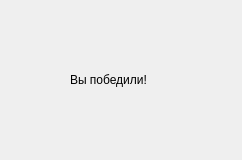
Before: the Qt Designer form youwinwindow.ui in Saham9tka/for_bots, drawn with Qt 5.
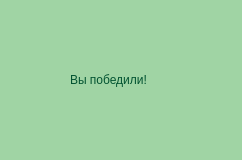
After: the same form once the commit is applied.

Patch:
```diff
--- a/youwinwindow.ui
+++ b/youwinwindow.ui
@@ -10,6 +10,304 @@
     <height>160</height>
    </rect>
   </property>
+  <property name="palette">
+   <palette>
+    <active>
+     <colorrole role="WindowText">
+      <brush brushstyle="SolidPattern">
+       <color alpha="255">
+        <red>2</red>
+        <green>83</green>
+        <blue>49</blue>
+       </color>
+      </brush>
+     </colorrole>
+     <colorrole role="Button">
+      <brush brushstyle="SolidPattern">
+       <color alpha="255">
+        <red>240</red>
+        <green>221</green>
+        <blue>177</blue>
+       </color>
+      </brush>
+     </colorrole>
+     <colorrole role="Light">
+      <brush brushstyle="SolidPattern">
+       <color alpha="255">
+        <red>255</red>
+        <green>255</green>
+        <blue>255</blue>
+       </color>
+      </brush>
+     </colorrole>
+     <colorrole role="Text">
+      <brush brushstyle="SolidPattern">
+       <color alpha="255">
+        <red>2</red>
+        <green>83</green>
+        <blue>49</blue>
+       </color>
+      </brush>
+     </colorrole>
+     <colorrole role="BrightText">
+      <brush brushstyle="SolidPattern">
+       <color alpha="255">
+        <red>2</red>
+        <green>83</green>
+        <blue>49</blue>
+       </color>
+      </brush>
+     </colorrole>
+     <colorrole role="ButtonText">
+      <brush brushstyle="SolidPattern">
+       <color alpha="255">
+        <red>85</red>
+        <green>69</green>
+        <blue>40</blue>
+       </color>
+      </brush>
+     </colorrole>
+     <colorrole role="Base">
+      <brush brushstyle="SolidPattern">
+       <color alpha="255">
+        <red>215</red>
+        <green>240</green>
+        <blue>209</blue>
+       </color>
+      </brush>
+     </colorrole>
+     <colorrole role="Window">
+      <brush brushstyle="SolidPattern">
+       <color alpha="255">
+        <red>160</red>
+        <green>212</green>
+        <blue>164</blue>
+       </color>
+      </brush>
+     </colorrole>
+     <colorrole role="Highlight">
+      <brush brushstyle="SolidPattern">
+       <color alpha="255">
+        <red>89</red>
+        <green>159</green>
+        <blue>118</blue>
+       </color>
+      </brush>
+     </colorrole>
+     <colorrole role="HighlightedText">
+      <brush brushstyle="SolidPattern">
+       <color alpha="255">
+        <red>211</red>
+        <green>240</green>
+        <blue>191</blue>
+       </color>
+      </brush>
+     </colorrole>
+     <colorrole role="AlternateBase">
+      <brush brushstyle="SolidPattern">
+       <color alpha="255">
+        <red>186</red>
+        <green>223</green>
+        <blue>180</blue>
+       </color>
+      </brush>
+     </colorrole>
+     <colorrole role="ToolTipText">
+      <brush brushstyle="SolidPattern">
+       <color alpha="255">
+        <red>2</red>
+        <green>83</green>
+        <blue>49</blue>
+       </color>
+      </brush>
+     </colorrole>
+    </active>
+    <inactive>
+     <colorrole role="WindowText">
+      <brush brushstyle="SolidPattern">
+       <color alpha="255">
+        <red>2</red>
+        <green>83</green>
+        <blue>49</blue>
+       </color>
+      </brush>
+     </colorrole>
+     <colorrole role="Button">
+      <brush brushstyle="SolidPattern">
+       <color alpha="255">
+        <red>240</red>
+        <green>221</green>
+        <blue>177</blue>
+       </color>
+      </brush>
+     </colorrole>
+     <colorrole role="Light">
+      <brush brushstyle="SolidPattern">
+       <color alpha="255">
+        <red>255</red>
+        <green>255</green>
+        <blue>255</blue>
+       </color>
+      </brush>
+     </colorrole>
+     <colorrole role="Text">
+      <brush brushstyle="SolidPattern">
+       <color alpha="255">
+        <red>2</red>
+        <green>83</green>
+        <blue>49</blue>
+       </color>
+      </brush>
+     </colorrole>
+     <colorrole role="BrightText">
+      <brush brushstyle="SolidPattern">
+       <color alpha="255">
+        <red>2</red>
+        <green>83</green>
+        <blue>49</blue>
+       </color>
+      </brush>
+     </colorrole>
+     <colorrole role="ButtonText">
+      <brush brushstyle="SolidPattern">
+       <color alpha="255">
+        <red>85</red>
+        <green>69</green>
+        <blue>40</blue>
+       </color>
+      </brush>
+     </colorrole>
+     <colorrole role="Base">
+      <brush brushstyle="SolidPattern">
+       <color alpha="255">
+        <red>215</red>
+        <green>240</green>
+        <blue>209</blue>
+       </color>
+      </brush>
+     </colorrole>
+     <colorrole role="Window">
+      <brush brushstyle="SolidPattern">
+       <color alpha="255">
+        <red>160</red>
+        <green>212</green>
+        <blue>164</blue>
+       </color>
+      </brush>
+     </colorrole>
+     <colorrole role="Highlight">
+      <brush brushstyle="SolidPattern">
+       <color alpha="255">
+        <red>89</red>
+        <green>159</green>
+        <blue>118</blue>
+       </color>
+      </brush>
+     </colorrole>
+     <colorrole role="HighlightedText">
+      <brush brushstyle="SolidPattern">
+       <color alpha="255">
+        <red>211</red>
+        <green>240</green>
+        <blue>191</blue>
+       </color>
+      </brush>
+     </colorrole>
+     <colorrole role="AlternateBase">
+      <brush brushstyle="SolidPattern">
+       <color alpha="255">
+        <red>186</red>
+        <green>223</green>
+        <blue>180</blue>
+       </color>
+      </brush>
+     </colorrole>
+     <colorrole role="ToolTipText">
+      <brush brushstyle="SolidPattern">
+       <color alpha="255">
+        <red>2</red>
+        <green>83</green>
+        <blue>49</blue>
+       </color>
+      </brush>
+     </colorrole>
+    </inactive>
+    <disabled>
+     <colorrole role="Button">
+      <brush brushstyle="SolidPattern">
+       <color alpha="255">
+        <red>240</red>
+        <green>221</green>
+        <blue>177</blue>
+       </color>
+      </brush>
+     </colorrole>
+     <colorrole role="Light">
+      <brush brushstyle="SolidPattern">
+       <color alpha="255">
+        <red>255</red>
+        <green>255</green>
+        <blue>255</blue>
+       </color>
+      </brush>
+     </colorrole>
+     <colorrole role="BrightText">
+      <brush brushstyle="SolidPattern">
+       <color alpha="255">
+        <red>2</red>
+        <green>83</green>
+        <blue>49</blue>
+       </color>
+      </brush>
+     </colorrole>
+     <colorrole role="Base">
+      <brush brushstyle="SolidPattern">
+       <color alpha="255">
+        <red>160</red>
+        <green>212</green>
+        <blue>164</blue>
+       </color>
+      </brush>
+     </colorrole>
+     <colorrole role="Window">
+      <brush brushstyle="SolidPattern">
+       <color alpha="255">
+        <red>160</red>
+        <green>212</green>
+        <blue>164</blue>
+       </color>
+      </brush>
+     </colorrole>
+     <colorrole role="HighlightedText">
+      <brush brushstyle="SolidPattern">
+       <color alpha="255">
+        <red>211</red>
+        <green>240</green>
+        <blue>191</blue>
+       </color>
+      </brush>
+     </colorrole>
+     <colorrole role="AlternateBase">
+      <brush brushstyle="SolidPattern">
+       <color alpha="255">
+        <red>186</red>
+        <green>223</green>
+        <blue>180</blue>
+       </color>
+      </brush>
+     </colorrole>
+     <colorrole role="ToolTipText">
+      <brush brushstyle="SolidPattern">
+       <color alpha="255">
+        <red>2</red>
+        <green>83</green>
+        <blue>49</blue>
+       </color>
+      </brush>
+     </colorrole>
+    </disabled>
+   </palette>
+  </property>
   <property name="windowTitle">
    <string>Form</string>
   </property>
```
